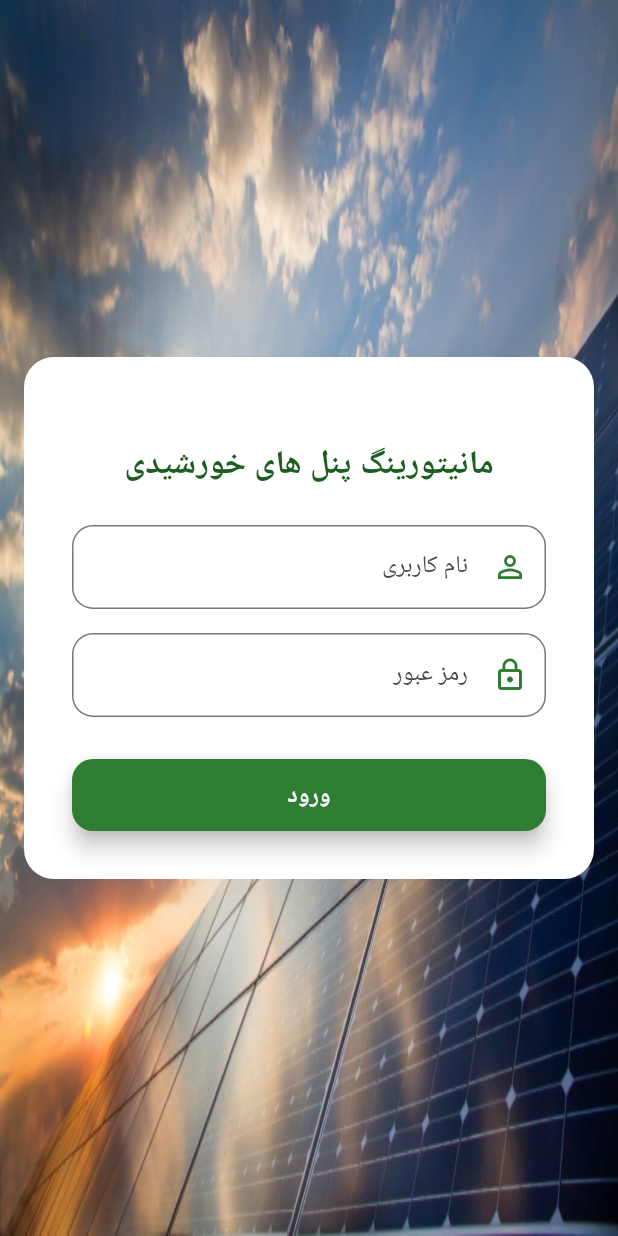
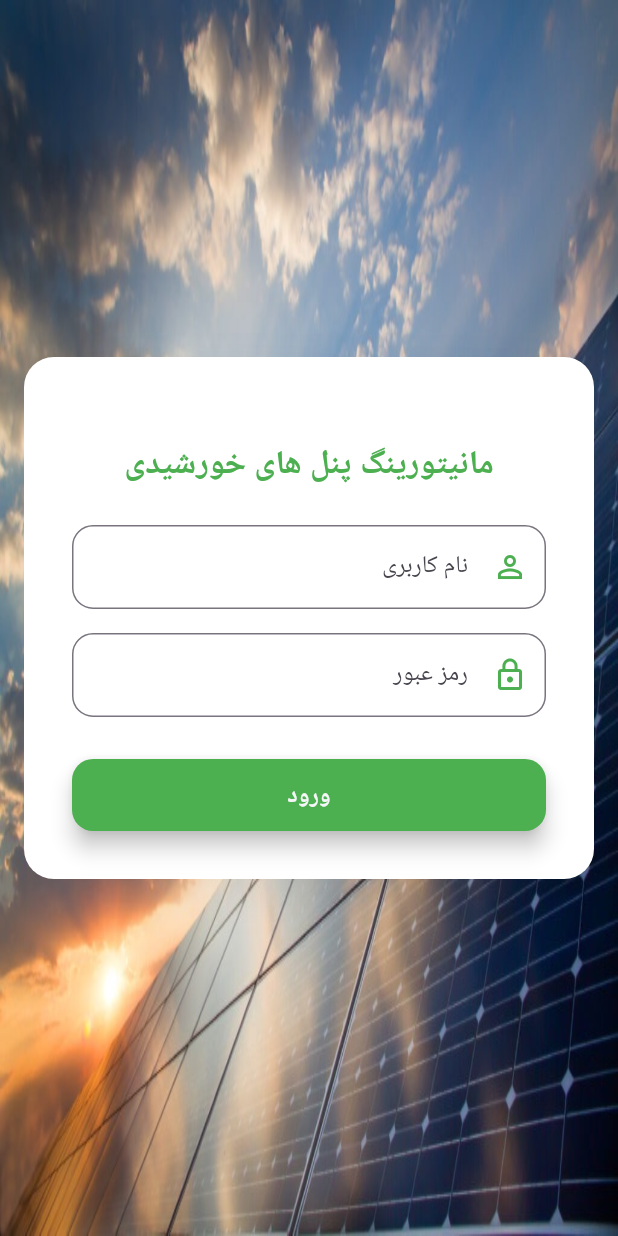
Before and after one commit to mahdi-dfr/solar-panel-monitoring-web, a Flutter app: the screen it shows after launch, on a phone screen of 412 x 824 dp. Run offline on Flutter 3.47's test engine with Material 3 defaults, Android fonts, the phone set to English and light mode, and no system bars; our stand-ins replace get, syncfusion_flutter_charts.

Commit message:
[FIX] fix overflow and color of table

```diff
--- a/lib/constants/app_colors.dart
+++ b/lib/constants/app_colors.dart
@@ -1,8 +1,11 @@
 import 'dart:ui';
+
+import 'package:flutter/material.dart' show Colors;
 
 class CustomAppColors{
   CustomAppColors._();
 
   static Color backgroundColor = const Color(0xfff5f6f8);
   static Color cardColor = const Color(0xfff5f6f8);
+  static Color secondaryColor = Colors.green;
 }
--- a/lib/core/view/screens/login_screen.dart
+++ b/lib/core/view/screens/login_screen.dart
@@ -32,9 +32,13 @@ class SolarLoginPage extends GetView<LoginController> {
                     mainAxisSize: MainAxisSize.min,
                     children: [
                       const SizedBox(height: 24),
-                      const Text(
+                      Text(
                         'مانیتورینگ پنل های خورشیدی',
-                        style: TextStyle(fontSize: 22, fontWeight: FontWeight.bold, color: Color(0xFF1B5E20)),
+                        style: TextStyle(
+                          fontSize: 22,
+                          fontWeight: FontWeight.bold,
+                          color: CustomAppColors.secondaryColor,
+                        ),
                       ),
                       const SizedBox(height: 24),
                       _InputField(
@@ -91,11 +95,11 @@ class _InputField extends StatelessWidget {
       obscureText: obscure,
       decoration: InputDecoration(
         labelText: label,
-        prefixIcon: Icon(icon, color: const Color(0xFF2E7D32)),
+        prefixIcon: Icon(icon, color: CustomAppColors.secondaryColor),
         border: OutlineInputBorder(borderRadius: BorderRadius.circular(14)),
         focusedBorder: OutlineInputBorder(
           borderRadius: BorderRadius.circular(14),
-          borderSide: const BorderSide(color: Color(0xFF2E7D32), width: 2),
+          borderSide: BorderSide(color: CustomAppColors.secondaryColor, width: 2),
         ),
       ),
     );
@@ -115,7 +119,7 @@ class _LoginButton extends StatelessWidget {
       child: ElevatedButton(
         onPressed: onTap,
         style: ElevatedButton.styleFrom(
-          backgroundColor: const Color(0xFF2E7D32),
+          backgroundColor: CustomAppColors.secondaryColor,
           shape: RoundedRectangleBorder(borderRadius: BorderRadius.circular(14)),
           elevation: 6,
         ),
```
Also changed, not shown: lib/core/view/widgets/widgets.dart (+37 -5 lines).
